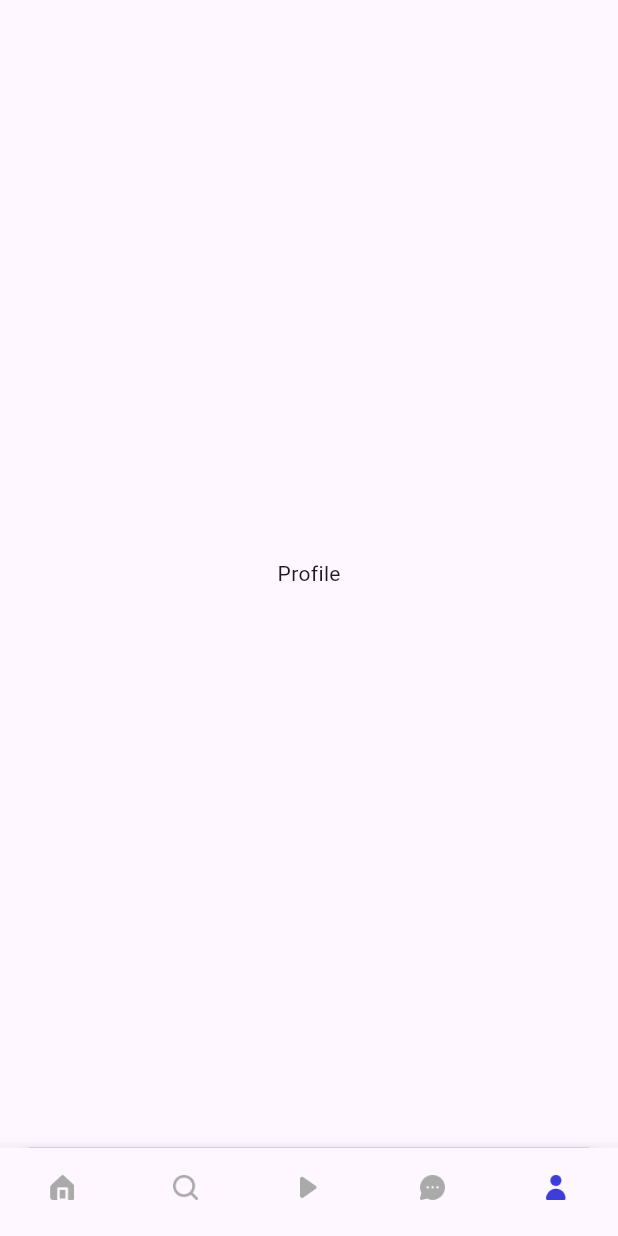
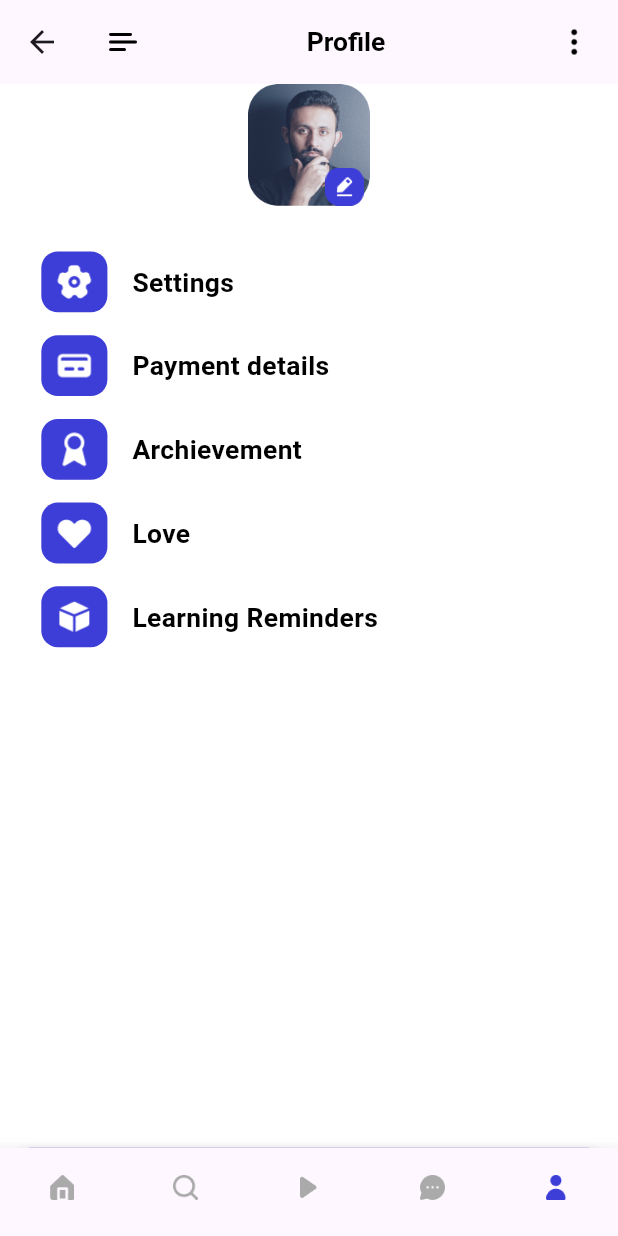
Before and after one commit to AA-237/uLearning_app, a Flutter app: the ApplicationPage screen opened by its route, item 5 of the bottom bar chosen, on a phone screen of 412 x 824 dp. Run offline on Flutter 3.47's test engine with Material 2 defaults, Android fonts, the phone set to English and light mode, and no system bars; our stand-ins replace cloud_firestore, dots_indicator, firebase_auth, firebase_core, flutter_bloc, flutter_screenutil and 2 more; accounts and stored records are empty.

Commit message:
start on profile set-up, start for setting page coding and complete logout functionality

```diff
--- a/lib/common/routes/names.dart
+++ b/lib/common/routes/names.dart
@@ -10,6 +10,9 @@
   static const APPLICATION = "/application";
   // navigation home page screens
   static const HOME_PAGE = "/home_page";
+
+  // for settings for the app
+  static const SETTINGS = "/settings";
 }
 
 // CONTAIINS VERIOUS ROUTE NAMES
--- a/lib/common/routes/pages.dart
+++ b/lib/common/routes/pages.dart
@@ -2,6 +2,7 @@
 import 'package:flutter_bloc/flutter_bloc.dart';
 
 import 'package:ulearning_app/common/routes/names.dart';
+import 'package:ulearning_app/pages/profile/settings/bloc/settings_blocs.dart';
 import 'package:ulearning_app/pages/welcome/bloc/welcome_bloc.dart';
 import 'package:ulearning_app/pages/welcome/welcome.dart';
 
@@ -10,6 +11,7 @@
 import '../../pages/application/bloc/app_blocs.dart';
 import '../../pages/home/bloc/home_page_bloc.dart';
 import '../../pages/home/home_page.dart';
+import '../../pages/profile/settings/settings_page.dart';
 import '../../pages/register/bloc/register_blocs.dart';
 import '../../pages/register/register.dart';
 import '../../pages/sign_in/bloc/sign_in_bloc.dart';
@@ -43,6 +45,11 @@
         route: AppRoutes.HOME_PAGE,
         page: const HomePage(),
         bloc: BlocProvider(create: (_) => HomePageBlocs()),
+      ),
+      PageEntity(
+        route: AppRoutes.SETTINGS,
+        page: const SettingsPage(),
+        bloc: BlocProvider(create: (_) => SettingsBloc()),
       )
     ];
   }
--- a/lib/common/service/storage_service.dart
+++ b/lib/common/service/storage_service.dart
@@ -27,6 +27,11 @@
   bool getIsLoggedIn() {
     return _prefs.getString(AppConstants.STORAGE_USER_TOKEN_KEY)==null?false:true;
   }
+
+  // function thatfinds the user key and remove
+  Future<bool> remove(String key) {
+    return _prefs.remove(key);
+  }
 }
 
 // this section talks more on shared preferencesand how to
--- a/lib/pages/application/application_widget.dart
+++ b/lib/pages/application/application_widget.dart
@@ -3,6 +3,7 @@
 
 import '../../common/values/colors.dart';
 import '../home/home_page.dart';
+import '../profile/profile.dart';
 
 Widget buildPage(int index) {
   List<Widget> _widgets = [
@@ -10,7 +11,7 @@
     Center(child: Text("Search")),
     Center(child: Text("Course")),
     Center(child: Text("Chat")),
-    Center(child: Text("Profile")),
+    const ProfilePage(),
   ];
 
   return _widgets[index];
--- /dev/null
+++ b/lib/pages/profile/profile.dart
@@ -0,0 +1,37 @@
+import 'package:flutter/material.dart';
+import 'package:flutter_screenutil/flutter_screenutil.dart';
+
+import 'widgets/profile_widgets.dart';
+
+class ProfilePage extends StatefulWidget {
+  const ProfilePage({super.key});
+
+  @override
+  State<ProfilePage> createState() => _ProfilePageState();
+}
+
+class _ProfilePageState extends State<ProfilePage> {
+  @override
+  Widget build(BuildContext context) {
+    return Scaffold(
+      backgroundColor: Colors.white,
+      appBar: buildProfileAppBar(),
+      body: SingleChildScrollView(
+        child: SizedBox(
+          width: MediaQuery.of(context).size.width,
+          child: Column(
+            crossAxisAlignment: CrossAxisAlignment.center,
+            children: [
+              profileIconAndEdithbtn(),
+              SizedBox(height: 30.h,),
+              Padding(
+                padding:  EdgeInsets.only(left: 25.w),
+                child: buildListView(context),
+              ),
+            ],
+          ),
+        ),
+      ),
+    );
+  }
+}
--- /dev/null
+++ b/lib/pages/profile/settings/bloc/setting_states.dart
@@ -0,0 +1,3 @@
+class SettingStates{
+  const SettingStates();
+}
--- /dev/null
+++ b/lib/pages/profile/settings/bloc/settings_blocs.dart
@@ -0,0 +1,13 @@
+import 'package:flutter_bloc/flutter_bloc.dart';
+import 'package:ulearning_app/pages/profile/settings/bloc/setting_states.dart';
+import 'package:ulearning_app/pages/profile/settings/bloc/settings_events.dart';
+
+class SettingsBloc extends Bloc<SettingEvents, SettingStates>{
+  SettingsBloc():super(const SettingStates()) {
+    on<TriggerSettings>(_triggerSettings);
+  }
+
+  _triggerSettings(SettingEvents events, Emitter<SettingStates> emit) {
+    emit(const SettingStates());
+  }
+}
--- /dev/null
+++ b/lib/pages/profile/settings/bloc/settings_events.dart
@@ -0,0 +1,3 @@
+abstract class SettingEvents{}
+
+class TriggerSettings extends SettingEvents{}
--- /dev/null
+++ b/lib/pages/profile/widgets/profile_widgets.dart
@@ -0,0 +1,100 @@
+import 'package:flutter/material.dart';
+import 'package:flutter_screenutil/flutter_screenutil.dart';
+import 'package:ulearning_app/common/routes/names.dart';
+import 'package:ulearning_app/common/values/colors.dart';
+
+AppBar buildProfileAppBar() {
+  return AppBar(
+    title: Container(
+      child: Row(
+        mainAxisAlignment: MainAxisAlignment.spaceBetween,
+        children: [
+          SizedBox(
+            height: 12.h,
+            width: 18.w,
+            child: Image.asset('assets/icons/menu.png'),
+          ),
+          Text(
+            'Profile',
+            style: TextStyle(
+                color: AppColors.primaryText,
+                fontSize: 16.sp,
+                fontWeight: FontWeight.bold),
+          ),
+          SizedBox(
+            height: 22.h,
+            width: 24.w,
+            child: Image.asset('assets/icons/more-vertical.png'),
+          ),
+        ],
+      ),
+    ),
+  );
+}
+
+// profileIcon and edit icon
+Widget profileIconAndEdithbtn() {
+  return Container(
+    alignment: Alignment.bottomRight,
+    padding: EdgeInsets.only(right: 6.w),
+    width: 80.w,
+    height: 80.h,
+    decoration: BoxDecoration(
+        borderRadius: BorderRadius.circular(20.w),
+        image: const DecorationImage(
+          image: AssetImage('assets/icons/headpic.png'),
+        )),
+    child: Image(
+      image: const AssetImage('assets/icons/edit_3.png'),
+      width: 25.w,
+      height: 25.h,
+    ),
+  );
+}
+
+// setting section buttons
+var imagesInfo = <String, String>{
+  "Settings": 'settings.png',
+  "Payment details": 'credit-card.png',
+  "Archievement": 'award.png',
+  "Love": 'heart(1).png',
+  "Learning Reminders": 'cube.png',
+};
+
+Widget buildListView(BuildContext context) {
+  return Column(
+    children: [
+      ...List.generate(
+          imagesInfo.length,
+          (index) => GestureDetector(
+            onTap: () => Navigator.of(context).pushNamed(AppRoutes.SETTINGS),
+                child: Container(
+                  margin: EdgeInsets.only(bottom: 15.h),
+                  child: Row(
+                    children: [
+                      Container(
+                        width: 40.w,
+                        height: 40.h,
+                        padding: const EdgeInsets.all(7.0),
+                        decoration: BoxDecoration(
+                            color: AppColors.primaryElement,
+                            borderRadius: BorderRadius.circular(10.w)),
+                        child: Image.asset('assets/icons/${imagesInfo.values.elementAt(index)}'),
+                      ),
+                      SizedBox(
+                        width: 15.w,
+                      ),
+                      Text(
+                        imagesInfo.keys.elementAt(index),
+                        style: TextStyle(
+                            color: AppColors.primaryText,
+                            fontSize: 16.sp,
+                            fontWeight: FontWeight.bold),
+                      ),
+                    ],
+                  ),
+                ),
+              ))
+    ],
+  );
+}
--- a/lib/pages/sign_in/sign_in_controller.dart
+++ b/lib/pages/sign_in/sign_in_controller.dart
@@ -52,7 +52,7 @@
           if (user != null) {
             // we got verrified user from firebase
             print("user exist");
-            Global.storageServices.setString(AppConstants.STORAGE_USER_TOKEN_KEY, '12345678');
+            Global.storageServices.setString(AppConstants.STORAGE_USER_TOKEN_KEY, '12345678'); // storing user information in our local storage
             Navigator.of(context).pushNamedAndRemoveUntil('/application', (route) => false);
           } else {
             // we got error verifying user from firebase
@@ -74,6 +74,6 @@
           }
         }
       }
-    } catch (e) {}
-  }
+    // ignore: empty_catches
+    } catch (e) {}}
 }
```
Also changed, not shown: lib/pages/profile/settings/settings_page.dart (added, +45 -0 lines), lib/pages/profile/settings/widgets/settings_widgets.dart (added, +53 -0 lines).
